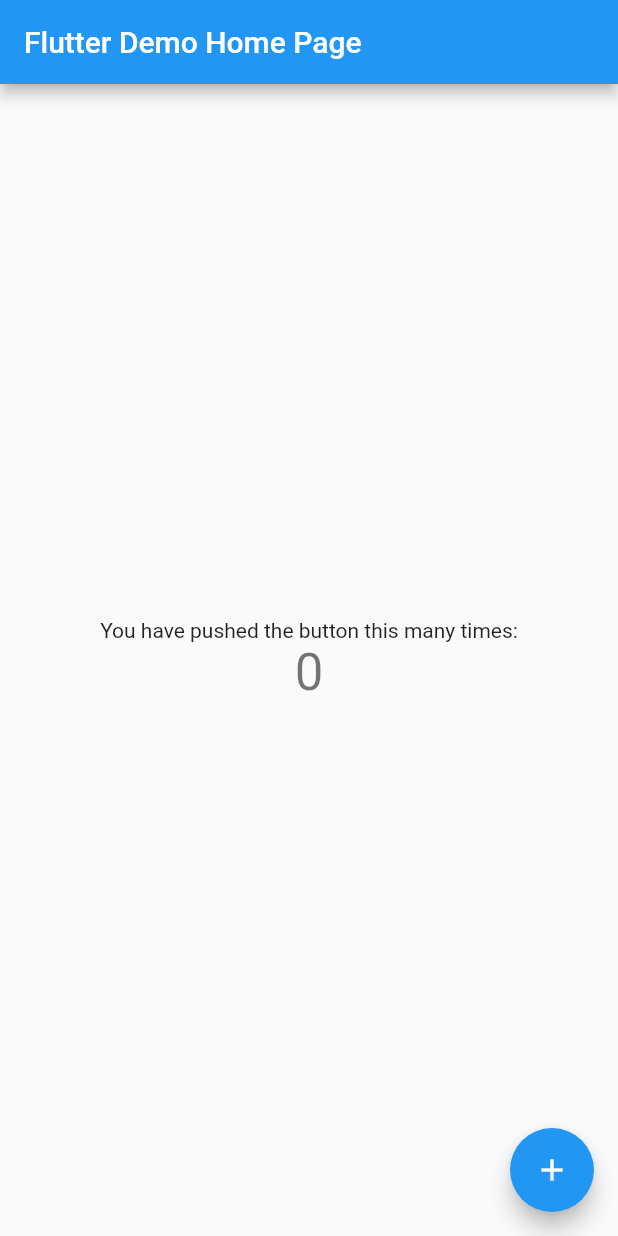
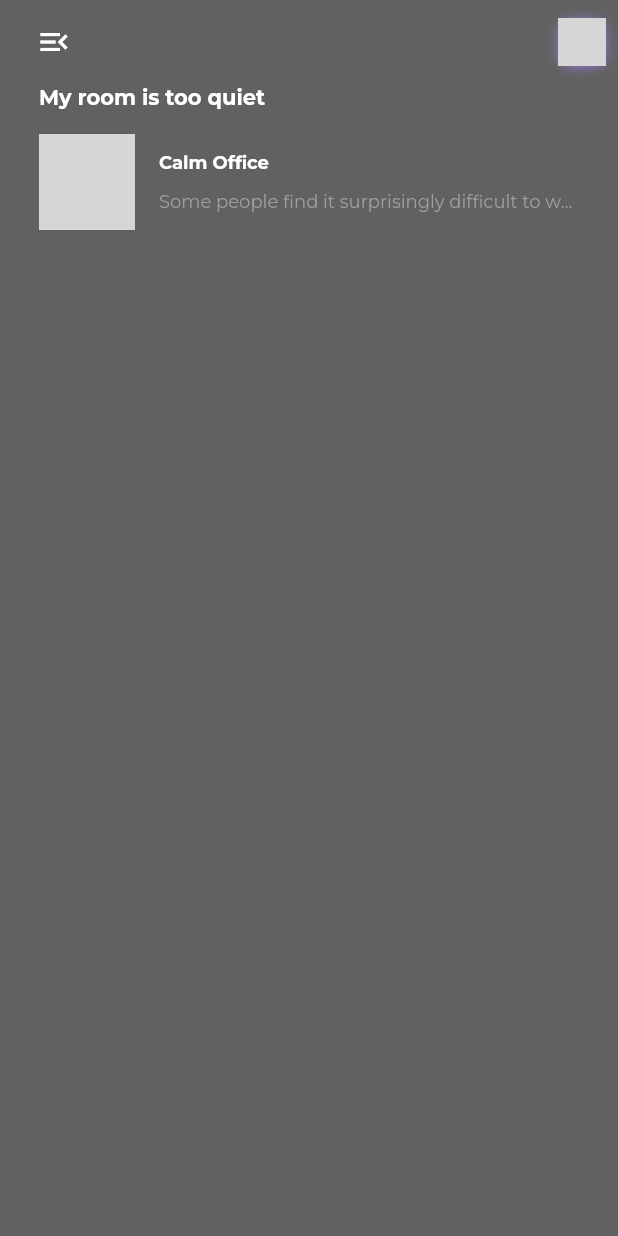
Before and after one commit to hewcaw/blankness_cafe, a Flutter app: the screen it shows after launch, on a phone screen of 412 x 824 dp. Run offline on Flutter 3.47's test engine with Material 2 defaults, Android fonts, the light colour scheme and no system bars; our stand-ins replace just_audio; grey boxes are pictures that could not be loaded.

Commit message:
Add Calm Office generator

```diff
--- /dev/null
+++ b/lib/data.dart
@@ -0,0 +1,111 @@
+import 'package:flutter/material.dart' show Color, Colors;
+
+class HomeMockData {
+  static const List<CardItemModel> cardItems = [
+    CardItemModel(
+      guide: 'My room is too quiet',
+      items: [
+        ItemModel(
+          'Calm Office',
+          'Some people find it surprisingly difficult to work from a quiet '
+              'home, and miss the sound of their office.',
+          'assets/images/generators/calm_office.jpg',
+        ),
+      ],
+    ),
+  ];
+}
+
+class CardItemModel {
+  const CardItemModel({required this.guide, required this.items});
+
+  final String guide;
+  final List<ItemModel> items;
+}
+
+class ItemModel {
+  const ItemModel(this.title, this.subtitle, this.img);
+
+  final String title;
+  final String subtitle;
+  final String img;
+}
+
+class GeneratorAudio {
+  const GeneratorAudio(this.name, this.sound1, this.sound2);
+
+  final String name;
+  final String sound1;
+  final String sound2;
+}
+
+// FIXME: Really?
+class GeneratorData {
+  static const List audios = [
+    GeneratorAudio("Room Tone", "a0.ogg", "0b.ogg"),
+    GeneratorAudio("Air Co", "a1.ogg", "1b.ogg"),
+    GeneratorAudio("Chatty Colleagues", "a2.ogg", "2b.ogg"),
+    GeneratorAudio("Copy Machine", "a3.ogg", "3b.ogg"),
+    GeneratorAudio("Printer & Scanner", "a4.ogg", "4b.ogg"),
+    GeneratorAudio("Office Noises", "a5.ogg", "5b.ogg"),
+    GeneratorAudio("Keyboard & Mouse", "a6.ogg", "6b.ogg"),
+    GeneratorAudio("Keyboards", "a7.ogg", "7b.ogg"),
+    GeneratorAudio("Writing", "a8.ogg", "8b.ogg"),
+    GeneratorAudio("Office Clock", "a9.ogg", "9b.ogg"),
+  ];
+
+  List<List<Color>> get sliderColors {
+    return [
+      [
+        Colors.deepOrange,
+        Colors.deepOrange.shade300,
+        Colors.deepOrange.shade300.withOpacity(0.7),
+      ],
+      [
+        Colors.red,
+        Colors.red.shade300,
+        Colors.red.shade300.withOpacity(0.7),
+      ],
+      [
+        Colors.yellow,
+        Colors.yellow.shade300,
+        Colors.yellow.shade300.withOpacity(0.7),
+      ],
+      [
+        Colors.lime,
+        Colors.lime.shade300,
+        Colors.lime.shade300.withOpacity(0.7),
+      ],
+      [
+        Colors.green,
+        Colors.green.shade300,
+        Colors.green.shade300.withOpacity(0.7),
+      ],
+      [
+        Colors.teal,
+        Colors.teal.shade300,
+        Colors.teal.shade300.withOpacity(0.7),
+      ],
+      [
+        Colors.cyan,
+        Colors.cyan.shade300,
+        Colors.cyan.shade300.withOpacity(0.7),
+      ],
+      [
+        Colors.blue,
+        Colors.blue.shade300,
+        Colors.blue.shade300.withOpacity(0.7),
+      ],
+      [
+        Colors.deepPurple,
+        Colors.deepPurple.shade300,
+        Colors.deepPurple.shade300.withOpacity(0.7),
+      ],
+      [
+        Colors.purple.shade400,
+        Colors.purple.shade300,
+        Colors.purple.shade300.withOpacity(0.7),
+      ],
+    ];
+  }
+}
--- /dev/null
+++ b/lib/home/home.dart
@@ -0,0 +1,211 @@
+import 'package:flutter/material.dart';
+
+import '../data.dart';
+import '../generator/generator.dart';
+
+class Home extends StatelessWidget {
+  @override
+  Widget build(BuildContext context) {
+    // return Center(child: GeneratorListTile());
+    return Scaffold(
+      appBar: AppBar(
+        // leading: MyBackButton(),
+        // toolbarHeight: ,
+        leading: Padding(
+          padding: const EdgeInsets.only(left: 16.0),
+          child: IconButton(
+            icon: Icon(Icons.menu_open_sharp),
+            onPressed: () {},
+          ),
+        ),
+        actions: <Widget>[AppBarAvatar()],
+      ),
+      body: ListView.builder(
+        padding: EdgeInsets.symmetric(horizontal: 26),
+        itemCount: HomeMockData.cardItems.length,
+        itemBuilder: (context, index) {
+          final item = HomeMockData.cardItems[index];
+          return SuggestionBlock(item: item);
+        },
+      ),
+    );
+  }
+}
+
+class AppBarAvatar extends StatelessWidget {
+  @override
+  Widget build(BuildContext context) {
+    return IconButton(
+      icon: Container(
+        decoration: BoxDecoration(
+          borderRadius: BorderRadius.circular(10),
+          boxShadow: [
+            BoxShadow(
+              color: Colors.deepPurple.shade300,
+              offset: Offset(0.0, 1.0),
+              blurRadius: 6.0,
+            ),
+          ],
+        ),
+        child: ClipRRect(
+          borderRadius: BorderRadius.circular(12.5),
+          child: Image.asset(
+            'assets/images/others/girl_toy_face.jpg',
+            height: 32.0,
+            width: 32.0,
+          ),
+        ),
+      ),
+      onPressed: null,
+    );
+  }
+}
+
+class SuggestionBlock extends StatelessWidget {
+  SuggestionBlock({required this.item});
+
+  final CardItemModel item;
+
+  @override
+  Widget build(BuildContext context) {
+    return Column(
+      crossAxisAlignment: CrossAxisAlignment.start,
+      // TODO: Reduce all of the SizedBoxes below.
+      children: [
+        Text(
+          item.guide,
+          textAlign: TextAlign.start,
+          style: Theme.of(context).textTheme.bodyText2!.copyWith(
+                fontWeight: FontWeight.bold,
+              ),
+        ),
+        SizedBox(height: 16),
+        ...item.items.map<Widget>(
+          (value) => Column(
+            children: [
+              GeneratorListTile(
+                thumbnail: value.img,
+                title: value.title,
+                subtitle: value.subtitle,
+              ),
+              SizedBox(height: 16),
+            ],
+          ),
+        ),
+        SizedBox(height: 32),
+      ],
+    );
+  }
+}
+
+class GeneratorListTile extends StatelessWidget {
+  const GeneratorListTile({
+    required this.thumbnail,
+    required this.title,
+    required this.subtitle,
+  });
+
+  final String thumbnail;
+  final String title;
+  final String subtitle;
+
+  @override
+  Widget build(BuildContext context) {
+    // TODO: Responsive.
+    // TODO: Can I use ListTile?
+    // 1. Regular Row + Column
+    // 2. ListTile after fingering out leading, title, subtitle
+    // 3. Back to 1 because cannot set height for ListTile
+    // 4. ???
+    return GestureDetector(
+      behavior: HitTestBehavior.translucent,
+      onTap: () {
+        Navigator.push(
+          context,
+          MaterialPageRoute(builder: (context) => Generator()),
+        );
+      },
+      child: SizedBox(
+        height: 64,
+        child: Row(
+          crossAxisAlignment: CrossAxisAlignment.start,
+          children: <Widget>[
+            ClipRRect(
+              borderRadius: BorderRadius.circular(15.0),
+              child: Image.asset(thumbnail, height: 64.0, width: 64.0),
+            ),
+            SizedBox(width: 16),
+            Expanded(
+              child: Column(
+                mainAxisAlignment: MainAxisAlignment.spaceEvenly,
+                crossAxisAlignment: CrossAxisAlignment.start,
+                children: [
+                  Text(
+                    this.title,
+                    style: Theme.of(context).textTheme.caption!.copyWith(
+                          fontWeight: FontWeight.bold,
+                        ),
+                  ),
+                  Text(
+                    this.subtitle,
+                    overflow: TextOverflow.ellipsis,
+                    style: Theme.of(context).textTheme.caption!.copyWith(
+                          color: Colors.grey,
+                        ),
+                  ),
+                ],
+              ),
+            ),
+          ],
+        ),
+      ),
+    );
+  }
+
+  // return ListTile(
+  //   contentPadding: EdgeInsets.only(left: 0, right: 16),
+  //   horizontalTitleGap: 32,
+  //   // minLeadingWidth: 50,
+  //   leading: Container(
+  //     height: 128,
+  //     width: 128,
+  //     decoration: BoxDecoration(
+  //         color: Colors.grey,
+  //         borderRadius: BorderRadius.all(Radius.circular(15))),
+  //     // child: Image(image: AssetImage(img), ),
+  //   ),
+  //   // leading: Container(
+  //   //   height: 64,
+  //   //   width: 64,
+  //   //   child: ClipRRect(
+  //   //     borderRadius: BorderRadius.circular(15.0),
+  //   //     child: Image.asset(
+  //   //       img,
+  //   //       height: 64.0,
+  //   //       width: 64.0,
+  //   //     ),
+  //   //   ),
+  //   // ),
+  //   // Titles & Description:
+  //   title: Padding(
+  //     padding: EdgeInsets.only(bottom: 8),
+  //     child: Text(
+  //       this.title,
+  //       style: Theme.of(context)
+  //           .textTheme
+  //           .caption!
+  //           .copyWith(fontWeight: FontWeight.bold),
+  //     ),
+  //   ),
+  //   subtitle: Padding(
+  //     padding: EdgeInsets.only(bottom: 4),
+  //     child: Text(
+  //       this.subtitle,
+  //       overflow: TextOverflow.ellipsis,
+  //       style: TextStyle(
+  //           fontSize: Theme.of(context).textTheme.caption!.fontSize,
+  //           color: Colors.grey),
+  //     ),
+  //   ),
+  // );
+}
--- a/lib/main.dart
+++ b/lib/main.dart
@@ -1,113 +1,21 @@
 import 'package:flutter/material.dart';
 
-void main() {
-  runApp(MyApp());
-}
+import 'home/home.dart';
 
-class MyApp extends StatelessWidget {
-  // This widget is the root of your application.
-  @override
-  Widget build(BuildContext context) {
-    return MaterialApp(
-      title: 'Flutter Demo',
+void main() => runApp(MaterialApp(
       theme: ThemeData(
-        // This is the theme of your application.
-        //
-        // Try running your application with "flutter run". You'll see the
-        // application has a blue toolbar. Then, without quitting the app, try
-        // changing the primarySwatch below to Colors.green and then invoke
-        // "hot reload" (press "r" in the console where you ran "flutter run",
-        // or simply save your changes to "hot reload" in a Flutter IDE).
-        // Notice that the counter didn't reset back to zero; the application
-        // is not restarted.
-        primarySwatch: Colors.blue,
-      ),
-      home: MyHomePage(title: 'Flutter Demo Home Page'),
-    );
-  }
-}
-
-class MyHomePage extends StatefulWidget {
-  MyHomePage({Key? key, this.title}) : super(key: key);
-
-  // This widget is the home page of your application. It is stateful, meaning
-  // that it has a State object (defined below) that contains fields that affect
-  // how it looks.
-
-  // This class is the configuration for the state. It holds the values (in this
-  // case the title) provided by the parent (in this case the App widget) and
-  // used by the build method of the State. Fields in a Widget subclass are
-  // always marked "final".
-
-  final String? title;
-
-  @override
-  _MyHomePageState createState() => _MyHomePageState();
-}
-
-class _MyHomePageState extends State<MyHomePage> {
-  int _counter = 0;
-
-  void _incrementCounter() {
-    setState(() {
-      // This call to setState tells the Flutter framework that something has
-      // changed in this State, which causes it to rerun the build method below
-      // so that the display can reflect the updated values. If we changed
-      // _counter without calling setState(), then the build method would not be
-      // called again, and so nothing would appear to happen.
-      _counter++;
-    });
-  }
-
-  @override
-  Widget build(BuildContext context) {
-    // This method is rerun every time setState is called, for instance as done
-    // by the _incrementCounter method above.
-    //
-    // The Flutter framework has been optimized to make rerunning build methods
-    // fast, so that you can just rebuild anything that needs updating rather
-    // than having to individually change instances of widgets.
-    return Scaffold(
-      appBar: AppBar(
-        // Here we take the value from the MyHomePage object that was created by
-        // the App.build method, and use it to set our appbar title.
-        title: Text(widget.title!),
-      ),
-      body: Center(
-        // Center is a layout widget. It takes a single child and positions it
-        // in the middle of the parent.
-        child: Column(
-          // Column is also a layout widget. It takes a list of children and
-          // arranges them vertically. By default, it sizes itself to fit its
-          // children horizontally, and tries to be as tall as its parent.
-          //
-          // Invoke "debug painting" (press "p" in the console, choose the
-          // "Toggle Debug Paint" action from the Flutter Inspector in Android
-          // Studio, or the "Toggle Debug Paint" command in Visual Studio Code)
-          // to see the wireframe for each widget.
-          //
-          // Column has various properties to control how it sizes itself and
-          // how it positions its children. Here we use mainAxisAlignment to
-          // center the children vertically; the main axis here is the vertical
-          // axis because Columns are vertical (the cross axis would be
-          // horizontal).
-          mainAxisAlignment: MainAxisAlignment.center,
-          children: <Widget>[
-            Text(
-              'You have pushed the button this many times:',
-            ),
-            Text(
-              '$_counter',
-              style: Theme.of(context).textTheme.headline4,
-            ),
-          ],
-        ),
-      ),
-      floatingActionButton: FloatingActionButton(
-        onPressed: _incrementCounter,
-        tooltip: 'Increment',
-        child: Icon(Icons.add),
-      ), // This trailing comma makes auto-formatting nicer for build methods.
-    );
-  }
-}
+          appBarTheme: AppBarTheme(
+            backgroundColor: Colors.transparent,
+            elevation: 0,
+            brightness: Brightness.dark,
+          ),
+          scaffoldBackgroundColor: Color(0xAA121212),
+          primarySwatch: Colors.blue,
+          fontFamily: 'Montserrat',
+          textTheme: TextTheme(
+            bodyText1: TextStyle(fontSize: 16, color: Colors.white),
+            bodyText2: TextStyle(fontSize: 14, color: Colors.white),
+            caption: TextStyle(fontSize: 12, color: Colors.white),
+          )),
+      home: Home(),
+    ));
```
Also changed, not shown: lib/generator/generator.dart (added, +244 -0 lines), lib/widgets/buttons.dart (added, +27 -0 lines), pubspec.yaml (+16 -0 lines), pubspec.lock, 3 other files.
